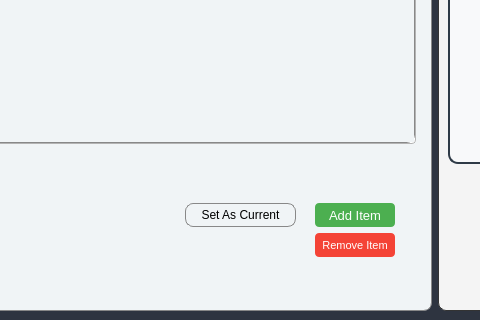
Qt form mainwindow.ui (Rishi-M-G/timber-asset-manager) before a commit; both pictures show x 144 to 624 and y 116 to 436 of the 874 by 436 pixel window.
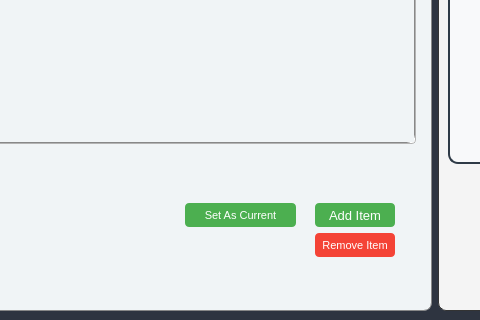
The same form after that commit.

The edit to the form file:
```diff
--- a/mainwindow.ui
+++ b/mainwindow.ui
@@ -493,6 +493,32 @@
            <height>24</height>
           </rect>
          </property>
+         <property name="styleSheet">
+          <string notr="true">QPushButton#btnSetAsCurrent {
+    background-color: #4CAF50;  /* Green background */
+    color: white;  /* White text */
+    border: none;
+    border-radius: 4px;
+    padding: 3px 8px;
+    font-family: &quot;Segoe UI&quot;, sans-serif;
+    font-size: 8pt;
+    transition: background-color 0.3s ease;  /* Smooth transition for background color */
+}
+
+QPushButton#btnSetAsCurrent:hover {
+    background-color: #43A047;  /* Darker green on hover */
+}
+
+QPushButton#btnSetAsCurrent:pressed {
+    background-color: #388E3C;  /* Even darker green when pressed */
+}
+
+QPushButton#btnSetAsCurrent:disabled {
+    background-color: #CCCCCC;  /* Light gray background when disabled */
+    color: #666666;  /* Darker gray text */
+}
+</string>
+         </property>
          <property name="text">
           <string>Set As Current</string>
          </property>
```
